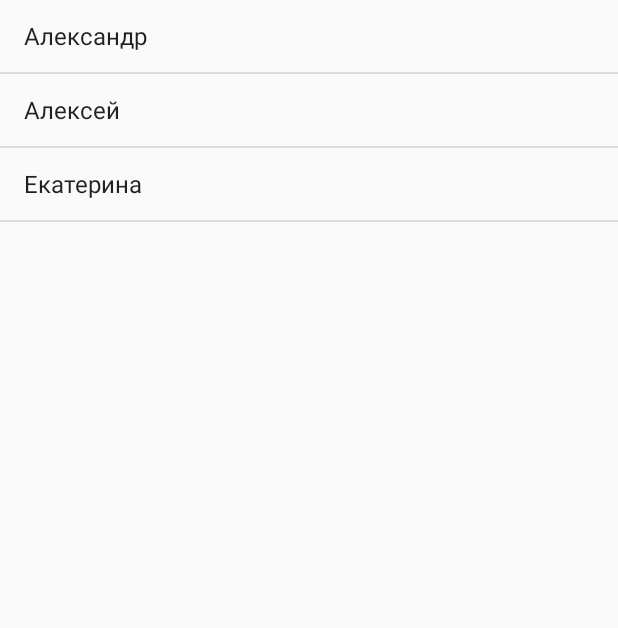
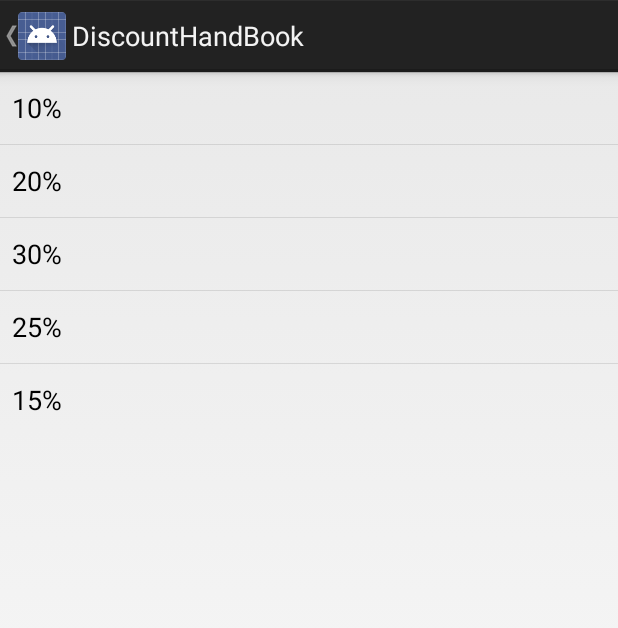
Before and after one commit to kelar86/DiscountHandBook, an Android app: the screen it shows after launch (MainActivity before the commit, DiscountsActivity after it), after a tap on "Александр", on a phone screen of 412 x 824 dp. Shown: the top 628 px of the screen. Run offline under Robolectric (Android 15) with nearby library versions, the phone set to English and light mode, and no system bars.

```diff
--- /dev/null
+++ b/app/src/main/java/com/example/alexey/discounthandbook/DiscountsActivity.java
@@ -0,0 +1,71 @@
+package com.example.alexey.discounthandbook;
+
+import android.app.ActionBar;
+import android.app.ListActivity;
+import android.content.Intent;
+import android.os.Bundle;
+import android.support.annotation.Nullable;
+import android.view.MenuItem;
+import android.view.View;
+import android.widget.AdapterView;
+import android.widget.ArrayAdapter;
+import android.widget.ListView;
+import android.widget.Toast;
+
+/**
+ * Created by alexey on 23.08.17.
+ */
+
+public class DiscountsActivity extends ListActivity implements AdapterView.OnItemLongClickListener {
+
+
+
+    final String[] discountsRep = new String[] {"10%", "20%", "30%", "25%", "15%"};
+    private ArrayAdapter<String> mDiscountAdapter;
+    private String discout;
+    private String client;
+
+    @Override
+    protected void onCreate(@Nullable Bundle savedInstanceState) {
+        super.onCreate(savedInstanceState);
+
+        Intent intent = getIntent();
+        client = intent.getStringExtra("client");
+        mDiscountAdapter = new ArrayAdapter<>(this,
+                android.R.layout.simple_list_item_1, discountsRep);
+
+
+        ActionBar actionBar = getActionBar();
+        actionBar.setHomeButtonEnabled(true);
+        actionBar.setDisplayHomeAsUpEnabled(true);
+
+
+        setListAdapter(mDiscountAdapter);
+        setContentView(R.layout.activity_discount);
+    }
+
+    @Override
+    public boolean onItemLongClick(AdapterView<?> adapterView, View view, int i, long l) {
+        return false;
+    }
+
+    @Override
+    protected void onListItemClick(ListView l, View v, int position, long id) {
+        super.onListItemClick(l, v, position, id);
+        discout = (String) l.getItemAtPosition(position);
+        Toast.makeText(getBaseContext(), client + ": " + discout,
+                Toast.LENGTH_LONG).show();
+
+    }
+
+    @Override
+    public boolean onOptionsItemSelected(MenuItem item) {
+        switch (item.getItemId()) {
+            case android.R.id.home:
+                startActivity(new Intent(this, MainActivity.class));
+                return true;
+            default:
+                return super.onOptionsItemSelected(item);
+        }
+    }
+}
--- a/app/src/main/java/com/example/alexey/discounthandbook/MainActivity.java
+++ b/app/src/main/java/com/example/alexey/discounthandbook/MainActivity.java
@@ -2,21 +2,60 @@ package com.example.alexey.discounthandbook;
 
 import android.app.ListActivity;
 
+import android.content.Intent;
 import android.os.Bundle;
+import android.view.View;
+import android.widget.AdapterView;
 import android.widget.ArrayAdapter;
+import android.widget.ListView;
+import android.widget.Toast;
 
-public class MainActivity extends ListActivity {
+import com.example.alexey.discounthandbook.data.CardHoldersDBHelper;
 
-    final String[] clientRepository = new String[] { "Александр", "Алексей", "Екатерина"};
+import java.util.ArrayList;
+import java.util.Arrays;
 
-    private ArrayAdapter<String> mAdapter;
+public class MainActivity extends ListActivity implements AdapterView.OnItemLongClickListener {
+
+    final String[] clientRepository = new String[] { "Александр", "Алексей", "Екатерина", "Марина", "Олег"};
+    private ArrayList<String> clientList = new ArrayList<>(Arrays.asList(clientRepository));
+
+    private ArrayAdapter<String> mClientAdapter;
+    private String client;
 
     @Override
     protected void onCreate(Bundle savedInstanceState) {
         super.onCreate(savedInstanceState);
 
-        mAdapter = new ArrayAdapter<>(this,
-                android.R.layout.simple_list_item_1, clientRepository);
-        setListAdapter(mAdapter);
+
+        mClientAdapter = new ArrayAdapter<>(this,
+                android.R.layout.simple_list_item_1, clientList);
+
+        setListAdapter(mClientAdapter);
+        setContentView(R.layout.activity_main);
+
     }
+
+    @Override
+    protected void onListItemClick(ListView l, View v, int position, long id) {
+        super.onListItemClick(l, v, position, id);
+
+        if (getListAdapter() == mClientAdapter) {
+            client = (String) l.getItemAtPosition(position);
+            Intent intent = new Intent(this, DiscountsActivity.class);
+            intent.putExtra("client", client);
+            startActivity(intent);
+
+        }
+
+    }
+
+
+    @Override
+    public boolean onItemLongClick(AdapterView<?> adapterView, View view, int i, long l) {
+        return false;
+    }
+
+
+
 }
--- /dev/null
+++ b/app/src/main/res/layout/activity_discount.xml
@@ -0,0 +1,18 @@
+<?xml version="1.0" encoding="utf-8"?>
+<LinearLayout xmlns:android="http://schemas.android.com/apk/res/android"
+    android:orientation="vertical"
+    android:layout_width="match_parent"
+    android:layout_height="match_parent">
+
+    <ListView
+        android:id="@android:id/list"
+        android:layout_width="wrap_content"
+        android:layout_height="wrap_content" />
+
+    <TextView
+        android:id="@android:id/empty"
+        android:layout_width="wrap_content"
+        android:layout_height="wrap_content"
+        android:text="@string/list_is_empty" />
+
+</LinearLayout>
--- a/app/src/main/res/values/strings.xml
+++ b/app/src/main/res/values/strings.xml
@@ -1,3 +1,4 @@
 <resources>
     <string name="app_name">DiscountHandBook</string>
+    <string name="list_is_empty">List is Empty</string>
 </resources>
```
Also changed, not shown: app/src/main/AndroidManifest.xml (+8 -1 lines), app/src/main/java/com/example/alexey/discounthandbook/data/CardHolder.java (deleted, +0 -8 lines), app/src/main/java/com/example/alexey/discounthandbook/data/CardHolders.java (added, +22 -0 lines), app/src/main/java/com/example/alexey/discounthandbook/data/CardHoldersDBHelper.java (added, +41 -0 lines), app/src/main/java/com/example/alexey/discounthandbook/data/Client.java (added, +59 -0 lines), app/src/main/java/com/example/alexey/discounthandbook/data/Repository.java (added, +65 -0 lines), app/src/main/res/layout/activity_main.xml (added, +18 -0 lines).
